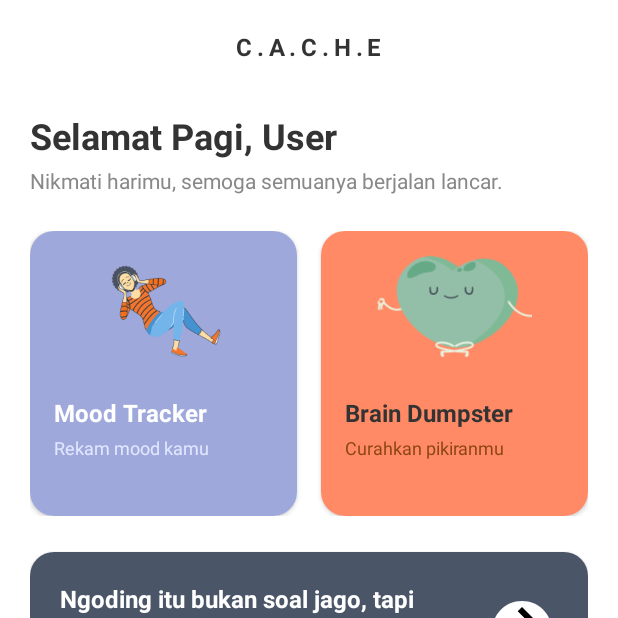
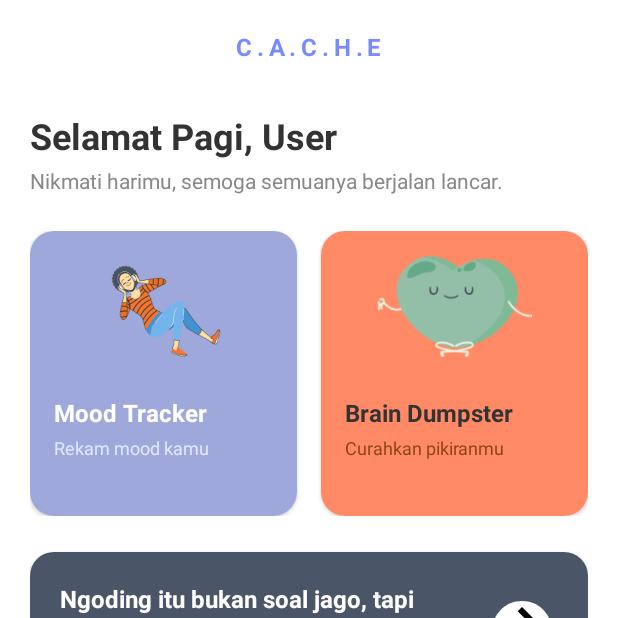
Before and after one commit to Zafnat21/UAS_Mobile_Programming, an Android app: the DashboardActivity screen opened directly, with no data from a screen before it, on a phone screen of 412 x 824 dp, the top half of it. Run offline under Robolectric (Android 15) with nearby library versions, the phone set to English and light mode, and no system bars.

Commit message:
Progress Dr1anz & Merapikan Dashboard

```diff
--- a/app/src/main/res/layout/activity_dashboard.xml
+++ b/app/src/main/res/layout/activity_dashboard.xml
@@ -23,7 +23,7 @@
             android:letterSpacing="0.2"
             android:layout_gravity="center_horizontal"
             android:layout_marginBottom="32dp"
-            android:textColor="#333333" />
+            android:textColor="#778BFF" />
 
         <!-- Greeting Section -->
         <LinearLayout
--- a/app/src/main/res/layout/activity_main.xml
+++ b/app/src/main/res/layout/activity_main.xml
@@ -18,6 +18,7 @@
         android:textSize="18sp"
         android:textColor="#778BFF"
         android:textStyle="bold"
+        android:letterSpacing="0.2"
         app:layout_constraintTop_toTopOf="parent"
         app:layout_constraintStart_toStartOf="parent"
         app:layout_constraintEnd_toEndOf="parent"
```
